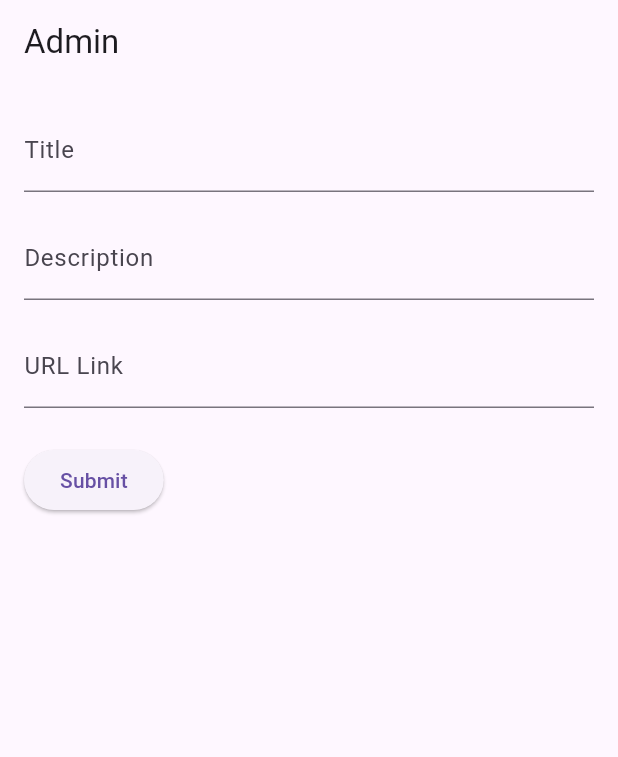
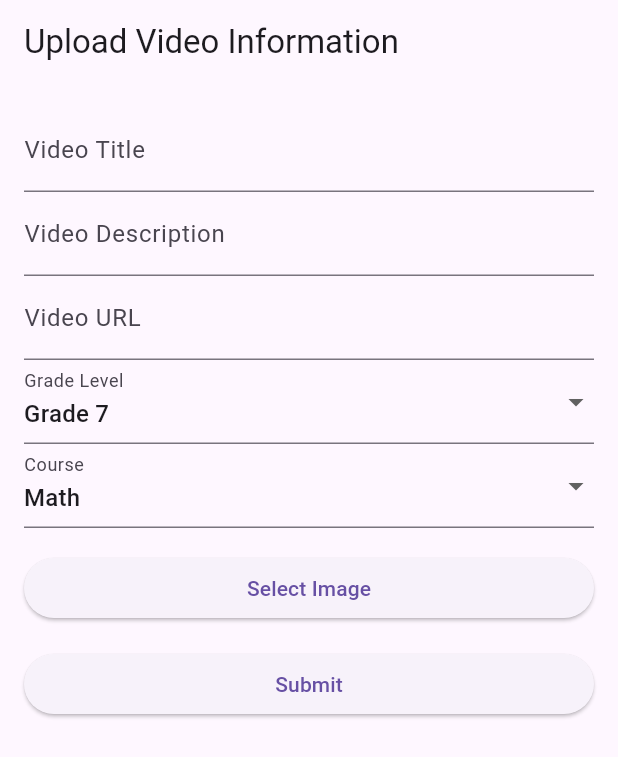
Before and after one commit to TemariBetProject/admin, a Flutter app: the screen it shows after launch, after a tap on "Submit", on a phone screen of 412 x 824 dp. Shown: the top 757 px of the screen. Run offline on Flutter 3.47's test engine with Material 3 defaults, Android fonts, the phone set to English and light mode, and no system bars; our stand-ins replace image_picker; network calls fail.

Commit message:
video upload working

```diff
--- a/lib/admin_screen.dart
+++ /dev/null
@@ -1,81 +0,0 @@
-import 'package:flutter/material.dart';
-import 'package:http/http.dart' as http;
-import 'dart:convert';
-
-class AdminScreen extends StatefulWidget {
-  @override
-  _AdminScreenState createState() => _AdminScreenState();
-}
-
-class _AdminScreenState extends State<AdminScreen> {
-  final TextEditingController _titleController = TextEditingController();
-  final TextEditingController _descriptionController = TextEditingController();
-  final TextEditingController _urlLinkController = TextEditingController();
-
-  Future<void> _postVideoDetails() async {
-    final String title = _titleController.text;
-    final String description = _descriptionController.text;
-    final String urlLink = _urlLinkController.text;
-
-    // Send HTTP request to post video details to backend
-
-    var regBody = {
-      'Title': title,
-      'Description': description,
-      'urlLink': urlLink,
-    };
-
-    final response = await http.post(
-        Uri.parse('http://192.168.137.46:3000/upload_content'),
-        headers: {"Content-Type": "application/json"},
-        body: jsonEncode(regBody));
-
-    if (response.statusCode == 200) {
-      // Video details posted successfully
-      ScaffoldMessenger.of(context).showSnackBar(
-        SnackBar(content: Text('Video details posted successfully')),
-      );
-    } else {
-      // Failed to post video details
-      ScaffoldMessenger.of(context).showSnackBar(
-        SnackBar(content: Text('Failed to post video details')),
-      );
-    }
-  }
-
-  @override
-  Widget build(BuildContext context) {
-    return Scaffold(
-      appBar: AppBar(
-        title: Text('Admin'),
-      ),
-      body: Padding(
-        padding: const EdgeInsets.all(16.0),
-        child: Column(
-          crossAxisAlignment: CrossAxisAlignment.start,
-          children: [
-            TextField(
-              controller: _titleController,
-              decoration: InputDecoration(labelText: 'Title'),
-            ),
-            SizedBox(height: 16),
-            TextField(
-              controller: _descriptionController,
-              decoration: InputDecoration(labelText: 'Description'),
-            ),
-            SizedBox(height: 16),
-            TextField(
-              controller: _urlLinkController,
-              decoration: InputDecoration(labelText: 'URL Link'),
-            ),
-            SizedBox(height: 24),
-            ElevatedButton(
-              onPressed: _postVideoDetails,
-              child: Text('Submit'),
-            ),
-          ],
-        ),
-      ),
-    );
-  }
-}
--- a/lib/main.dart
+++ b/lib/main.dart
@@ -1,5 +1,5 @@
 import 'package:flutter/material.dart';
-import 'admin_screen.dart'; // Import the admin screen
+import 'upload_video_page.dart'; // Importing the upload_video_page.dart file
 
 void main() {
   runApp(MyApp());
@@ -9,12 +9,11 @@ class MyApp extends StatelessWidget {
   @override
   Widget build(BuildContext context) {
     return MaterialApp(
-      title: 'Admin App',
+      title: 'eLearning Admin App',
       theme: ThemeData(
         primarySwatch: Colors.blue,
-        visualDensity: VisualDensity.adaptivePlatformDensity,
       ),
-      home: AdminScreen(), // Set the AdminScreen as the home screen
+      home: UploadVideoPage(), // Using UploadVideoPage as the home page
     );
   }
 }
--- /dev/null
+++ b/lib/upload_video_page.dart
@@ -0,0 +1,124 @@
+import 'dart:io';
+import 'package:flutter/material.dart';
+import 'package:image_picker/image_picker.dart';
+import 'package:http/http.dart' as http;
+
+class UploadVideoPage extends StatelessWidget {
+  final TextEditingController titleController = TextEditingController();
+  final TextEditingController descriptionController = TextEditingController();
+  final TextEditingController videoUrlController = TextEditingController();
+  String gradeLevel = 'Grade 7';
+  String course = 'Math';
+  File? thumbnailImage;
+
+  Future<void> _selectImage() async {
+    final pickedFile =
+        await ImagePicker().getImage(source: ImageSource.gallery);
+    if (pickedFile != null) {
+      thumbnailImage = File(pickedFile.path);
+    }
+  }
+
+  void submitData(BuildContext context) async {
+    final String apiUrl = 'http://192.168.137.18:3000/upload_content';
+    var request = http.MultipartRequest('POST', Uri.parse(apiUrl));
+    request.fields['Title'] = titleController.text;
+    request.fields['Description'] = descriptionController.text;
+    request.fields['urlLink'] = videoUrlController.text;
+    request.fields['gradeLevel'] = gradeLevel;
+    request.fields['Course'] = course;
+    if (thumbnailImage != null) {
+      request.files.add(
+          await http.MultipartFile.fromPath('image', thumbnailImage!.path));
+    }
+
+    var response = await request.send();
+
+    if (response.statusCode == 200) {
+      print('Video information uploaded successfully!');
+    } else {
+      print('Failed to upload video information.');
+    }
+  }
+
+  @override
+  Widget build(BuildContext context) {
+    return Scaffold(
+      appBar: AppBar(
+        title: Text('Upload Video Information'),
+      ),
+      body: SingleChildScrollView(
+        // Wrap the Column with SingleChildScrollView
+        child: Padding(
+          padding: EdgeInsets.all(16.0),
+          child: Column(
+            crossAxisAlignment: CrossAxisAlignment.stretch,
+            children: [
+              TextField(
+                controller: titleController,
+                decoration: InputDecoration(labelText: 'Video Title'),
+              ),
+              TextField(
+                controller: descriptionController,
+                decoration: InputDecoration(labelText: 'Video Description'),
+              ),
+              TextField(
+                controller: videoUrlController,
+                decoration: InputDecoration(labelText: 'Video URL'),
+              ),
+              DropdownButtonFormField<String>(
+                value: gradeLevel,
+                onChanged: (String? newValue) {
+                  gradeLevel = newValue!;
+                },
+                items: <String>['Grade 7', 'Grade 8'].map((String value) {
+                  return DropdownMenuItem<String>(
+                    value: value,
+                    child: Text(value),
+                  );
+                }).toList(),
+                decoration: InputDecoration(labelText: 'Grade Level'),
+              ),
+              DropdownButtonFormField<String>(
+                value: course,
+                onChanged: (String? newValue) {
+                  course = newValue!;
+                },
+                items: <String>[
+                  'Math',
+                  'English',
+                  'Science',
+                  'Amharic',
+                  'Social Science',
+                  'Civics'
+                ].map((String value) {
+                  return DropdownMenuItem<String>(
+                    value: value,
+                    child: Text(value),
+                  );
+                }).toList(),
+                decoration: InputDecoration(labelText: 'Course'),
+              ),
+              SizedBox(height: 16.0),
+              ElevatedButton(
+                onPressed: _selectImage,
+                child: Text('Select Image'),
+              ),
+              if (thumbnailImage != null) ...[
+                SizedBox(height: 16.0),
+                Image.file(thumbnailImage!),
+              ],
+              SizedBox(height: 16.0),
+              ElevatedButton(
+                onPressed: () {
+                  submitData(context);
+                },
+                child: Text('Submit'),
+              ),
+            ],
+          ),
+        ),
+      ),
+    );
+  }
+}
--- a/pubspec.yaml
+++ b/pubspec.yaml
@@ -31,7 +31,7 @@ dependencies:
   flutter:
     sdk: flutter
   http: ^0.13.6
-
+  image_picker: ^0.8.4+3
 
   # The following adds the Cupertino Icons font to your application.
   # Use with the CupertinoIcons class for iOS style icons.
```
Also changed, not shown: pubspec.lock, 6 other files.
